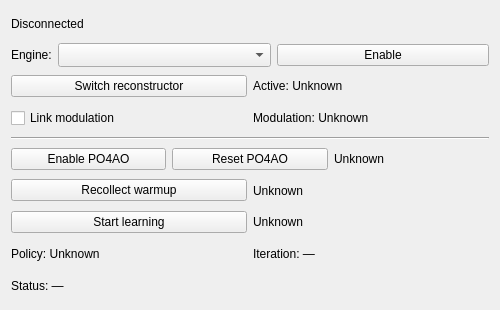
The window that gui/widgets/learningCtrl/learningCtrl.ui (magao-x/MagAOX) describes before a commit, drawn with Qt 5.
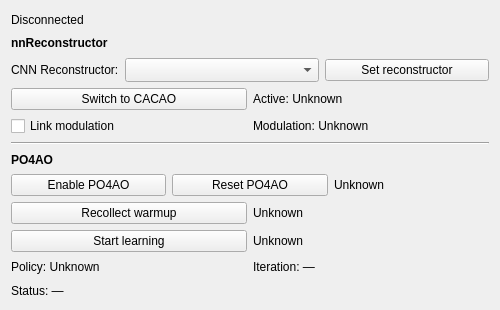
The same window after the commit. Custom widgets are drawn as their Qt base class.

```diff
--- a/gui/widgets/learningCtrl/learningCtrl.ui
+++ b/gui/widgets/learningCtrl/learningCtrl.ui
@@ -36,12 +36,19 @@
           </property>
         </widget>
       </item>
+      <item>
+        <widget class="QLabel" name="labelNNTitle">
+          <property name="font"><font><bold>true</bold></font></property>
+          <property name="text"><string>nnReconstructor</string></property>
+          <property name="textFormat"><enum>Qt::PlainText</enum></property>
+        </widget>
+      </item>
       <item>
         <layout class="QHBoxLayout" name="layoutEngine">
           <item>
             <widget class="QLabel" name="labelEngine">
               <property name="text">
-                <string>Engine:</string>
+                <string>CNN Reconstructor:</string>
               </property>
               <property name="wordWrap">
                 <bool>true</bool>
@@ -70,7 +77,7 @@
           <item>
             <widget class="QPushButton" name="buttonEnableNN">
               <property name="text">
-                <string>Enable</string>
+                <string>Set reconstructor</string>
               </property>
             </widget>
           </item>
@@ -81,7 +88,7 @@
           <item>
             <widget class="QPushButton" name="buttonReconstructor">
               <property name="text">
-                <string>Switch reconstructor</string>
+                <string>Switch to CACAO</string>
               </property>
             </widget>
           </item>
@@ -146,6 +153,13 @@
           </property>
         </widget>
       </item>
+      <item>
+        <widget class="QLabel" name="labelPO4AOTitle">
+          <property name="font"><font><bold>true</bold></font></property>
+          <property name="text"><string>PO4AO</string></property>
+          <property name="textFormat"><enum>Qt::PlainText</enum></property>
+        </widget>
+      </item>
       <item>
         <layout class="QHBoxLayout" name="layoutPO4AO">
           <item>
```
